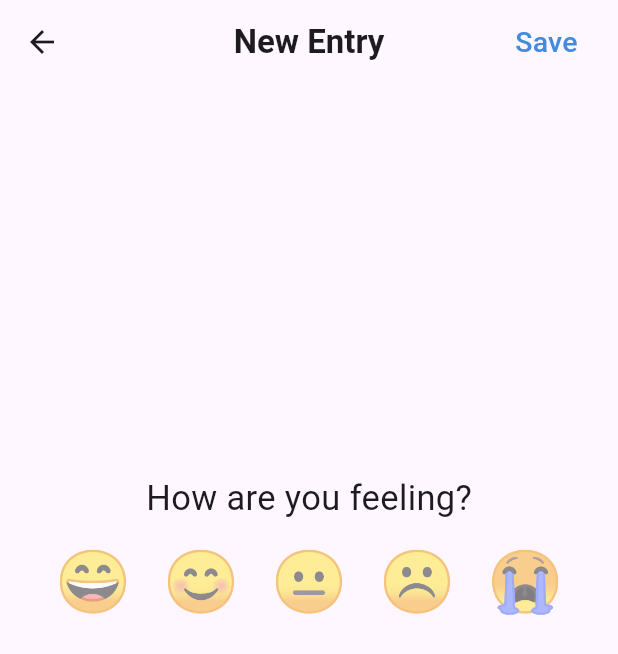
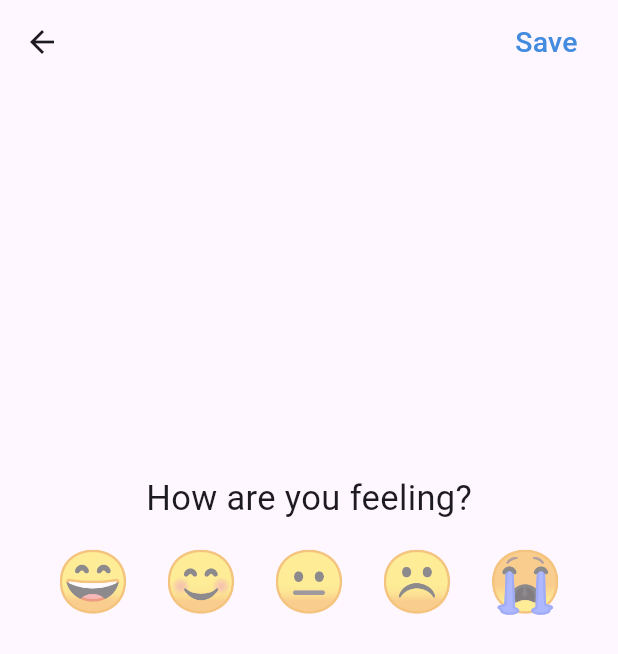
Before and after one commit to gianworks/emotiary, a Flutter app: the screen it shows after launch, after a tap on the "add" icon, on a phone screen of 412 x 824 dp. Shown: the top 654 px of the screen. Run offline on Flutter 3.47's test engine with Material 3 defaults, Android fonts, the phone set to English and light mode, and no system bars; our stand-ins replace shared_preferences, syncfusion_flutter_charts.

Commit message:
Remove titles from AppBar

```diff
--- a/lib/Screens/home_screen.dart
+++ b/lib/Screens/home_screen.dart
@@ -164,10 +164,6 @@ class _HomeScreenState extends State<HomeScreen> {
   @override
   Widget build(BuildContext context) {
     return Scaffold(
-      appBar: AppBar(
-        title: Text("Home", style: TextStyle(fontWeight: FontWeight.w600)),
-        centerTitle: true
-      ),
       floatingActionButton: FloatingActionButton(
         onPressed: _goToNewEntry,
         backgroundColor: Colors.blue,
--- a/lib/Screens/new_entry_screen.dart
+++ b/lib/Screens/new_entry_screen.dart
@@ -98,9 +98,7 @@ class _NewEntryScreenState extends State<NewEntryScreen> {
   Widget build(BuildContext context) {
     return Scaffold(
       appBar: AppBar(
-        centerTitle: true,
         forceMaterialTransparency: true,
-        title: Text("New Entry", style: TextStyle(fontWeight: FontWeight.w600)),
         actions: [
           Padding(
             padding: EdgeInsets.only(right: 15),
--- a/lib/Screens/view_entry_screen.dart
+++ b/lib/Screens/view_entry_screen.dart
@@ -43,9 +43,7 @@ class _ViewEntryScreenState extends State<ViewEntryScreen> {
   Widget build(BuildContext context) {
     return Scaffold(
       appBar: AppBar(
-        centerTitle: true,
         forceMaterialTransparency: true,
-        title: Text("View Entry", style: TextStyle(fontWeight: FontWeight.w600)),
         actions: [
           Padding(
             padding: EdgeInsets.only(right: 15),
```
